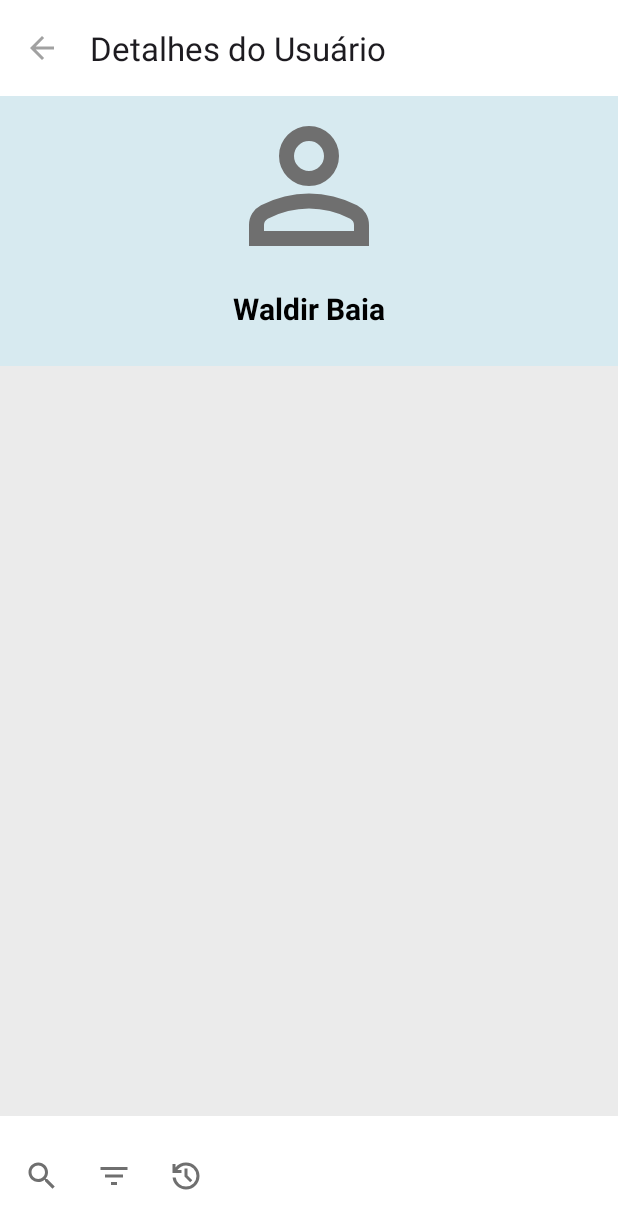
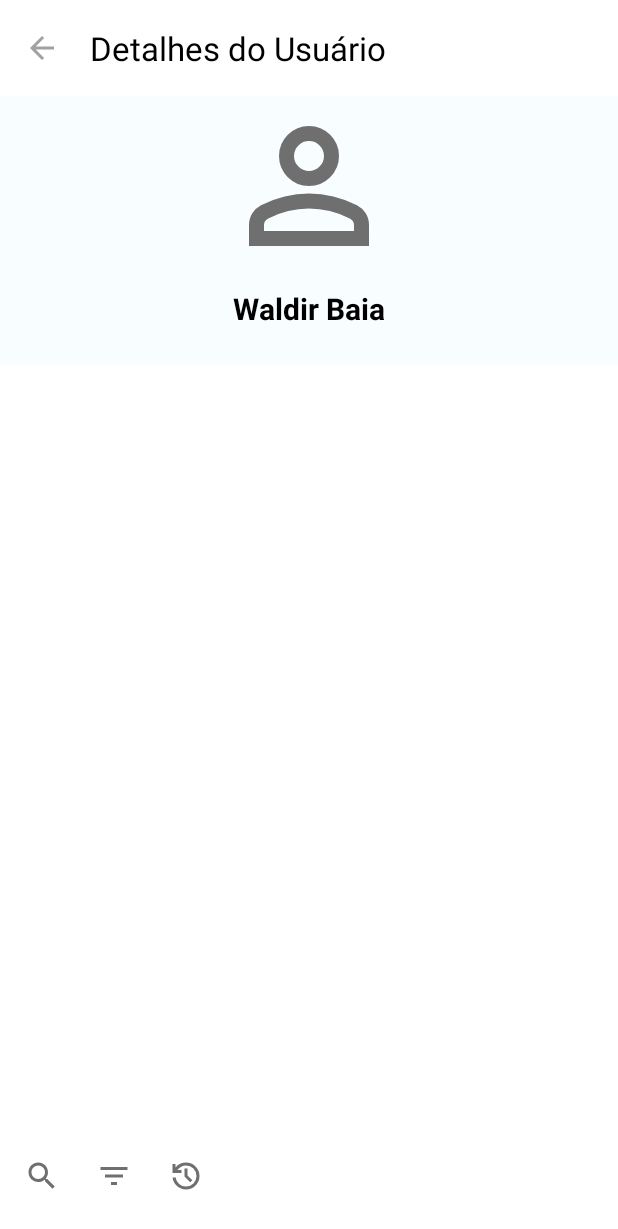
Before and after one commit to Waldir-Baia/busca_usuario_github_kotlin, an Android app: the fragment DetailUserFragment placed in its activity, on a phone screen of 412 x 824 dp. Shown: the top 1229 px of the screen. Run offline under Robolectric (Android 15) with nearby library versions, the phone set to English and light mode, and no system bars; our stand-ins replace Dagger/Hilt's generated code; pictures from the network do not load.

Commit message:
Ajustando layout.

```diff
--- a/app/src/main/java/br/com/waldirbaia/buscausuario/presentation/ui/activity/MainActivity.kt
+++ b/app/src/main/java/br/com/waldirbaia/buscausuario/presentation/ui/activity/MainActivity.kt
@@ -5,6 +5,8 @@ import androidx.appcompat.widget.SearchView
 import androidx.activity.enableEdgeToEdge
 import androidx.activity.viewModels
 import androidx.appcompat.app.AppCompatActivity
+import androidx.core.content.ContextCompat
+import androidx.core.view.WindowCompat
 import androidx.recyclerview.widget.LinearLayoutManager
 import br.com.waldirbaia.buscausuario.R
 import br.com.waldirbaia.buscausuario.databinding.ActivityMainBinding
@@ -28,6 +30,13 @@ class MainActivity : AppCompatActivity() {
         super.onCreate(savedInstanceState)
         binding = ActivityMainBinding.inflate(layoutInflater)
         setContentView(binding.root)
+
+        val windowInsetsController = WindowCompat.getInsetsController(window, window.decorView)
+        windowInsetsController.isAppearanceLightStatusBars = true
+
+        @Suppress("DEPRECATION")
+        window.statusBarColor = ContextCompat.getColor(this, R.color.white)
+
 
         supportFragmentManager.beginTransaction()
             .replace(R.id.fragment_container, SearchUserFragment())
--- a/app/src/main/java/br/com/waldirbaia/buscausuario/presentation/ui/fragment/SearchUserFragment.kt
+++ b/app/src/main/java/br/com/waldirbaia/buscausuario/presentation/ui/fragment/SearchUserFragment.kt
@@ -19,9 +19,7 @@ import dagger.hilt.android.AndroidEntryPoint
 class SearchUserFragment : Fragment() {
     private var _binding: FragmentSearchUserBinding? = null
     private val binding get() = _binding!!
-
     private lateinit var userAdapter: UserAdapter
-
     private val viewModel: MainActivityViewModel by activityViewModels()
 
     override fun onCreateView(
--- a/app/src/main/res/layout/card_repository.xml
+++ b/app/src/main/res/layout/card_repository.xml
@@ -2,9 +2,11 @@
 <com.google.android.material.card.MaterialCardView xmlns:android="http://schemas.android.com/apk/res/android"
     android:layout_width="match_parent"
     android:layout_height="wrap_content"
+    xmlns:app="http://schemas.android.com/apk/res-auto"
     android:layout_marginTop="10dp"
     android:layout_marginBottom="5dp"
     android:elevation="4dp"
+    app:strokeColor="@color/gray"
     android:backgroundTint="@color/white">
 
     <LinearLayout
@@ -44,7 +46,8 @@
         <com.google.android.material.divider.MaterialDivider
             android:layout_width="match_parent"
             android:layout_height="match_parent"
-            android:layout_marginTop="5dp"/>
+            android:layout_marginTop="5dp"
+            android:backgroundTint="@color/gray"/>
 
         <LinearLayout
             android:layout_width="match_parent"
--- a/app/src/main/res/layout/fragment_detail_user.xml
+++ b/app/src/main/res/layout/fragment_detail_user.xml
@@ -4,13 +4,14 @@
     xmlns:tools="http://schemas.android.com/tools"
     android:layout_width="match_parent"
     android:layout_height="match_parent"
+    android:background="@color/white"
     tools:context=".presentation.ui.fragment.DetailUserFragment">
 
     <com.google.android.material.appbar.AppBarLayout
         android:id="@+id/appBarLayout"
         android:layout_width="match_parent"
         android:layout_height="wrap_content"
-        android:theme="@style/ThemeOverlay.Material3.ActionBar"
+        android:backgroundTint="@color/white"
         app:layout_constraintEnd_toEndOf="parent"
         app:layout_constraintStart_toStartOf="parent"
         app:layout_constraintTop_toTopOf="parent">
@@ -19,8 +20,9 @@
             android:id="@+id/main_toolbar"
             android:layout_width="match_parent"
             android:layout_height="wrap_content"
-            android:background="@color/white"
+            app:titleTextColor="@color/black"
             app:title="Detalhes do Usuário"
+            android:backgroundTint="@color/background_color"
             app:navigationIcon="@drawable/icon_baseline_arrow_back"/>
     </com.google.android.material.appbar.AppBarLayout>
 
@@ -45,6 +47,7 @@
                 android:id="@+id/user_image"
                 android:layout_width="120dp"
                 android:layout_height="120dp"
+                android:scaleType="fitCenter"
                 android:src="@drawable/icon_outline_person"
                 app:shapeAppearanceOverlay="@style/ShapeAppearance.Material3.Corner.Full" />
 
--- a/app/src/main/res/layout/fragment_history.xml
+++ b/app/src/main/res/layout/fragment_history.xml
@@ -11,7 +11,6 @@
         android:id="@+id/appBarLayout"
         android:layout_width="match_parent"
         android:layout_height="wrap_content"
-        android:theme="@style/ThemeOverlay.Material3.ActionBar"
         app:layout_constraintEnd_toEndOf="parent"
         app:layout_constraintStart_toStartOf="parent"
         app:layout_constraintTop_toTopOf="parent">
@@ -22,6 +21,7 @@
             android:layout_height="wrap_content"
             android:background="@color/white"
             app:title="Histórico"
+            app:titleTextColor="@color/black"
             app:navigationIcon="@drawable/icon_baseline_arrow_back"/>
     </com.google.android.material.appbar.AppBarLayout>
 
--- a/app/src/main/res/values/colors.xml
+++ b/app/src/main/res/values/colors.xml
@@ -3,5 +3,7 @@
     <color name="black">#FF000000</color>
     <color name="white">#FFFFFFFF</color>
     <color name="background_color">#EBEBEB</color>
-    <color name="background_fragment">#388DE4FF</color>
+    <color name="background_fragment">#22CBEBFF</color>
+    <color name="gray">#91808080</color>
+
 </resources>
```
Also changed, not shown: app/src/main/java/br/com/waldirbaia/buscausuario/presentation/ui/fragment/DetailUserFragment.kt (+24 -0 lines), app/src/main/java/br/com/waldirbaia/buscausuario/presentation/ui/fragment/HistoryFragment.kt (+15 -0 lines).
